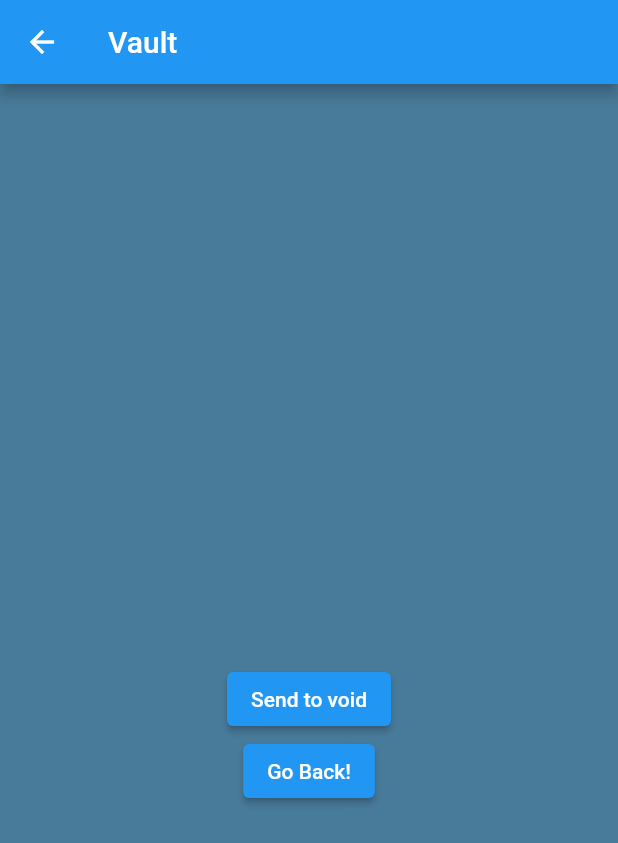
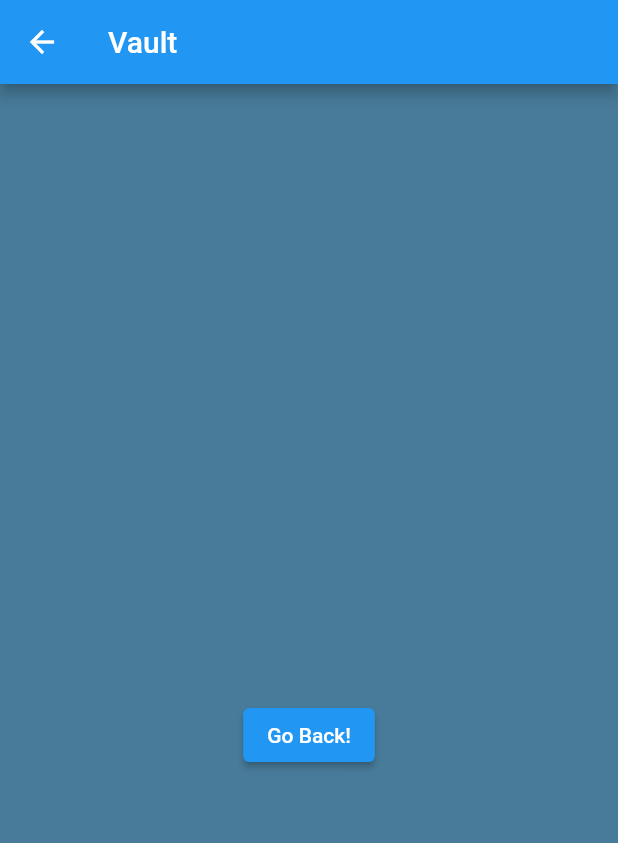
Before and after one commit to TestyBacon/cac_2021_project, a Flutter app: the screen it shows after launch, after a tap on the "savings" icon, on a phone screen of 412 x 824 dp. Shown: the top 843 px of the screen. Run offline on Flutter 3.47's test engine with Material 2 defaults, Android fonts, the phone set to English and light mode, and no system bars.

Commit message:
It kinda goes automatically

```diff
--- a/lib/main.dart
+++ b/lib/main.dart
@@ -1,4 +1,5 @@
 import 'package:flutter/material.dart';
+import 'dart:async';
 
 void main() {
   runApp(const MyApp());
@@ -162,8 +163,6 @@ class _MyHomePageState extends State<MyHomePage> {
 class Settings extends StatelessWidget {
   const Settings({Key? key}) : super(key: key);
 
-  get child => null;
-
   @override
   Widget build(BuildContext context) {
     return Scaffold(
@@ -236,6 +235,10 @@ class _SendToVoidState extends State<SendToVoid> {
 
   @override
   Widget build(BuildContext context) {
+    Timer(const Duration(milliseconds: 100), () {
+      change();
+    });
+
     return Scaffold(
       appBar: AppBar(
         title: const Text("Vault"),
@@ -262,12 +265,6 @@ class _SendToVoidState extends State<SendToVoid> {
             ),
             duration: duration,
             curve: curve,
-          ),
-          ElevatedButton(
-            onPressed: () {
-              change();
-            },
-            child: const Text("Send to void"),
           ),
           ElevatedButton(
             onPressed: () {
```
